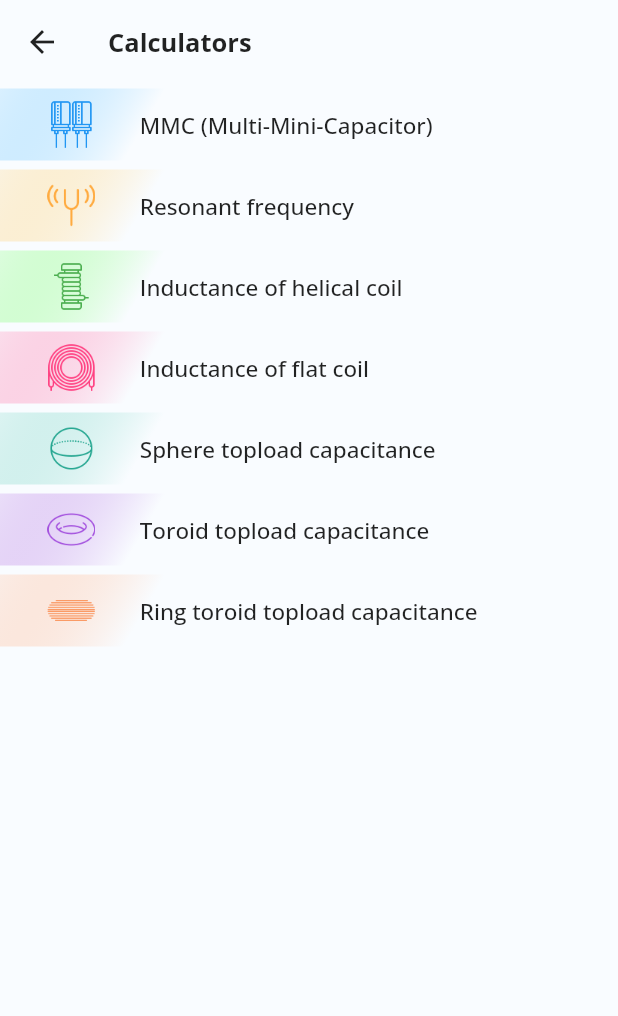
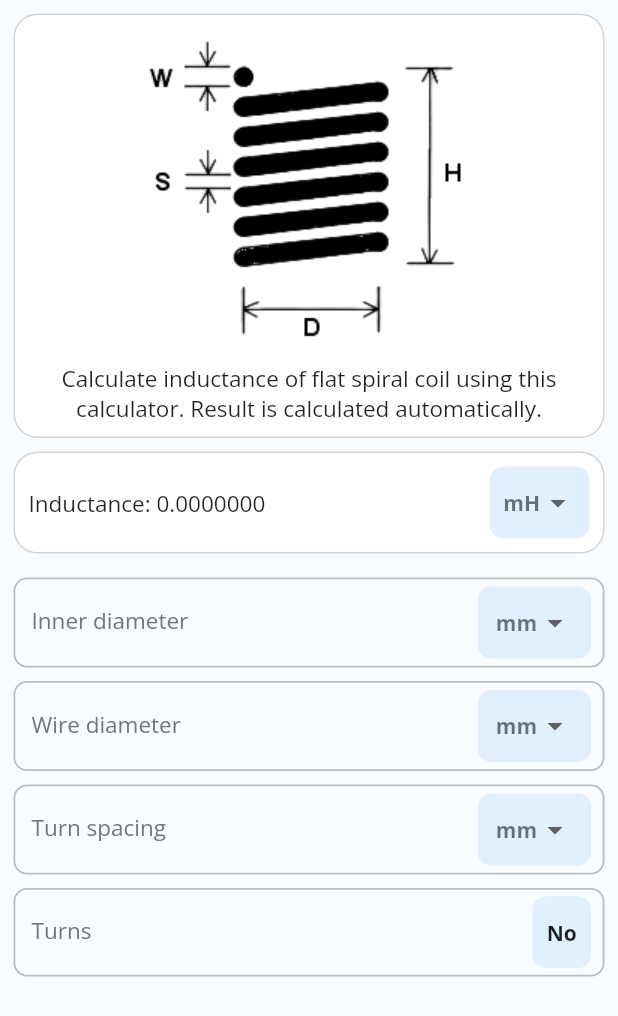
Before and after one commit to BojanDolic/Coiler, a Flutter app: the CalculatorsScreen screen opened by its route, after a tap on "Inductance of flat coil", on a phone screen of 412 x 824 dp. Shown: the top 1016 px of the screen. Run offline on Flutter 3.47's test engine with Material 2 defaults, Android fonts, the phone set to English and light mode, and no system bars; our stand-ins replace drift, floor; missing offline and left inert: drift_local_storage_inspector, storage_inspector; accounts and stored records are empty; generated files the repository leaves out were written again.

Commit message:
DEVELOP_1205_FLAT_PRIMARY
Implement flat spiral coil calculator in flat_coil_screen.dart
Implement function to calculate inductance of flat coil inside calculator.dart
Remove padding from input_field.dart
Theme update for dropdown_widget.dart

```diff
--- a/lib/calculator/calculator.dart
+++ b/lib/calculator/calculator.dart
@@ -54,8 +54,7 @@ class Calculator {
    *
    * Function returns inductance of the coil in microhenrys
    */
-  double calculateSpiralCoilInductance(int turns, double diameter,
-      double wireDiameter, double turnSpacing, Units units) {
+  double calculateSpiralCoilInductance(int turns, double diameter, double wireDiameter, double turnSpacing, Units units) {
     // If passed units are not in meters
     if (units != Units.DEFAULT) {
       diameter = converter.convertUnits(diameter, units, Units.DEFAULT);
@@ -64,14 +63,73 @@ class Calculator {
     }
 
     var radius = diameter / 2;
-    var radiusInches = radius / 25.4;
+    //var radiusInches = radius / 25.4;
 
     var coilHeight = turns * (turnSpacing + wireDiameter);
-    var coilHeightInches = coilHeight / 25.4;
+    //var coilHeightInches = coilHeight / 25.4;
 
-    var defaultInductance =
-        math.pow(radius * turns, 2) / (0.2286 * radius + 0.254 * coilHeight);
+    var defaultInductance = math.pow(radius * turns, 2) / (0.2286 * radius + 0.254 * coilHeight);
 
     return defaultInductance;
   }
+
+  /**
+   * Function used to calculate inductance of single-layer flat spiral round-wire coil
+   *
+   * [turns] turns of the coil
+   * [innerDiameter] inner diameter of the coil.
+   * [wireDiameter] diameter of the wire used for winding the coil.
+   * [turnSpacing] spacing between two adjacent turns of the wire.
+   *
+   * Function uses Harold A. Wheeler formula:
+   *
+   * **L = (R * N)^2 / (8 * R + 11 * W)** where:
+   * - L is the inductance in microhenrys
+   * - R is the average radius of the coil in inches
+   * - N is the number of turns the coil has.
+   * - W is the width of the coil measured in inches | ([turns] * ([wireDiameter] + [turnSpacing]))
+   *
+   *
+   * If values passed are not in meters, which is determined by parameter [units],
+   * then function converts all values to default value of meter
+   *
+   * Function returns inductance of the coil in henries
+   */
+
+  double calculateFlatCoilInductance(int turns, double innerDiameter, double wireDiameter, double turnSpacing, Units units) {
+    // If passed units are not in meters
+    if (units != Units.DEFAULT) {
+      innerDiameter = converter.convertToDefault(innerDiameter, units);
+      wireDiameter = converter.convertToDefault(wireDiameter, units);
+      turnSpacing = converter.convertToDefault(turnSpacing, units);
+    }
+
+    var wireDiameterInches = wireDiameter * 39.37;
+    var innerDiameterInches = innerDiameter * 39.37;
+    var turnSpacingInches = turnSpacing * 39.37;
+
+    var coilWidth = turns * (wireDiameterInches + turnSpacingInches);
+
+    var innerRadius = innerDiameterInches / 2;
+
+    var halfWidth = coilWidth / 2;
+
+    var radius = halfWidth + innerRadius;
+
+    var inductance = math.pow(radius * turns, 2) / (8 * radius + 11 * coilWidth);
+
+    // Convert to default because formula used above returns inductance in microhenries
+    return converter.convertToDefault(inductance, Units.MICRO);
+  }
+
+/*var coilWidth = turns * (wireDiameterInches + turnSpacingInches);
+
+    var innerRadius = innerDiameterInches / 2;
+    var avgRadius = innerRadius + coilWidth / 2;
+
+    var inductance = (math.pow(turns * avgRadius, 2)) / (30 * avgRadius - 11 * innerDiameterInches);
+
+    // Convert to default because formula used above returns inductance in microhenries
+    return converter.convertToDefault(inductance, Units.MICRO);*/
+
 }
--- a/lib/main.dart
+++ b/lib/main.dart
@@ -2,9 +2,11 @@ import 'package:coiler_app/arguments/HelicalCalculatorArgs.dart';
 import 'package:coiler_app/dao/DriftCoilDao.dart';
 import 'package:coiler_app/database/drift_coil_database.dart';
 import 'package:coiler_app/providers/CoilProvider.dart';
+import 'package:coiler_app/providers/FlatCoilProvider.dart';
 import 'package:coiler_app/providers/FrequencyProvider.dart';
 import 'package:coiler_app/providers/HelicalCalculatorProvider.dart';
 import 'package:coiler_app/screens/calculators/capacitor_screen.dart';
+import 'package:coiler_app/screens/calculators/flat_coil_screen.dart';
 import 'package:coiler_app/screens/calculators/helical_coil_screen.dart';
 import 'package:coiler_app/screens/calculators/resonant_freq_screen.dart';
 import 'package:coiler_app/screens/calculators_screen.dart';
@@ -99,6 +101,15 @@ class MyApp extends StatelessWidget {
               ),
             );
           });
+        } else if (settings.name == FlatCoilScreen.id) {
+          return MaterialPageRoute(
+            builder: (context) {
+              return ChangeNotifierProvider<FlatCoilProvider>(
+                create: (context) => FlatCoilProvider(),
+                child: FlatCoilScreen(),
+              );
+            },
+          );
         }
       },
     );
--- /dev/null
+++ b/lib/providers/FlatCoilProvider.dart
@@ -0,0 +1,122 @@
+import 'package:coiler_app/calculator/calculator.dart';
+import 'package:coiler_app/entities/Validation.dart';
+import 'package:coiler_app/util/constants.dart';
+import 'package:coiler_app/util/conversion.dart';
+import 'package:flutter/cupertino.dart';
+
+class FlatCoilProvider extends ChangeNotifier {
+  final converter = Converter();
+  final calculator = Calculator();
+
+  InputValidation _innerDiameter = InputValidation(value: null, error: null);
+  InputValidation _wireDiameter = InputValidation(value: null, error: null);
+  InputValidation _turnSpacing = InputValidation(value: null, error: null);
+  InputValidation _turns = InputValidation(value: null, error: null);
+
+  double _inductance = 0.0;
+
+  String get inductance => _inductance.toStringAsFixed(7);
+
+  InputValidation get innerDiameter => _innerDiameter;
+  InputValidation get wireDiameter => _wireDiameter;
+  InputValidation get turnSpacing => _turnSpacing;
+  InputValidation get turns => _turns;
+
+  Units _inductanceUnit = Units.MILI;
+  Units _innerDiameterUnit = Units.MILI;
+  Units _wireDiameterUnit = Units.MILI;
+  Units _turnSpacingUnit = Units.MILI;
+
+  Units get inductanceUnit => _inductanceUnit;
+  Units get innerDiameterUnit => _innerDiameterUnit;
+  Units get wireDiameterUnit => _wireDiameterUnit;
+  Units get wireSpacingUnit => _turnSpacingUnit;
+
+  void calculateInductance() {
+    if (!validate()) {
+      return;
+    }
+    _parseValues();
+    notifyListeners();
+  }
+
+  void _parseValues() {
+    double innerDiameter = converter.convertToDefault(_innerDiameter.value, _innerDiameterUnit);
+    double wireDiameter = converter.convertToDefault(_wireDiameter.value, _wireDiameterUnit);
+    double turnSpacing = converter.convertToDefault(_turnSpacing.value, _turnSpacingUnit);
+    int turns = _turns.value;
+
+    _calculateResult(innerDiameter, wireDiameter, turnSpacing, turns);
+  }
+
+  void _calculateResult(double innerDiameter, double wireDiameter, double turnSpacing, int turns) {
+    final value = calculator.calculateFlatCoilInductance(turns, innerDiameter, wireDiameter, turnSpacing, Units.DEFAULT);
+    _inductance = converter.convertUnits(value, Units.DEFAULT, _inductanceUnit);
+  }
+
+  void setInductanceUnit(Units unit) {
+    _inductanceUnit = unit;
+    notifyListeners();
+  }
+
+  void setInnerDiameterUnit(Units unit) {
+    _innerDiameterUnit = unit;
+    notifyListeners();
+  }
+
+  void setWireDiameterUnit(Units unit) {
+    _wireDiameterUnit = unit;
+    notifyListeners();
+  }
+
+  void setTurnSpacingUnit(Units unit) {
+    _turnSpacingUnit = unit;
+    notifyListeners();
+  }
+
+  void validateInnerDiameter(double? value) {
+    if (value != null && value > 0.0) {
+      _innerDiameter = InputValidation(value: value, error: null);
+    } else {
+      _innerDiameter = InputValidation(value: null, error: "Inner diameter value invalid!");
+    }
+    notifyListeners();
+  }
+
+  void validateWireDiameter(double? diameter) {
+    if (diameter != null && diameter > 0.0) {
+      _wireDiameter = InputValidation(value: diameter, error: null);
+    } else if (diameter == 0) {
+      _wireDiameter = InputValidation(value: null, error: "Wire diameter can't be 0");
+    } else {
+      _wireDiameter = InputValidation(value: null, error: "Invalid wire diameter value!");
+    }
+    notifyListeners();
+  }
+
+  void validateTurnSpacing(double? spacing) {
+    if (spacing != null && spacing >= 0.0) {
+      _turnSpacing = InputValidation(value: spacing, error: null);
+    } else if (spacing != null && spacing < 0) {
+      _turnSpacing = InputValidation(value: null, error: "Turn spacing can't be negative!");
+    } else {
+      _turnSpacing = InputValidation(value: null, error: "Invalid turn spacing value!");
+    }
+    notifyListeners();
+  }
+
+  void validateTurns(int? turns) {
+    if (turns != null && turns > 0) {
+      _turns = InputValidation(value: turns, error: null);
+    } else if (turns != null && turns == 0) {
+      _turns = InputValidation(value: null, error: "Coil can't have 0 turns");
+    } else {
+      _turns = InputValidation(value: null, error: "Invalid turns value!");
+    }
+    notifyListeners();
+  }
+
+  bool validate() {
+    return (_innerDiameter.error == null && _wireDiameter.error == null && _turnSpacing.error == null && _turns.error == null);
+  }
+}
--- /dev/null
+++ b/lib/screens/calculators/flat_coil_screen.dart
@@ -0,0 +1,191 @@
+import 'package:coiler_app/providers/FlatCoilProvider.dart';
+import 'package:coiler_app/util/constants.dart';
+import 'package:coiler_app/util/extensions/theme_extension.dart';
+import 'package:coiler_app/util/list_constants.dart';
+import 'package:coiler_app/widgets/border_container.dart';
+import 'package:coiler_app/widgets/dropdown_widget.dart';
+import 'package:coiler_app/widgets/input_field.dart';
+import 'package:coiler_app/widgets/input_field_dropdown.dart';
+import 'package:flutter/material.dart';
+import 'package:flutter/services.dart';
+import 'package:provider/provider.dart';
+
+class FlatCoilScreen extends StatefulWidget {
+  const FlatCoilScreen({Key? key}) : super(key: key);
+
+  static const String id = "flat_coil_screen";
+
+  @override
+  State<FlatCoilScreen> createState() => _FlatCoilScreenState();
+}
+
+class _FlatCoilScreenState extends State<FlatCoilScreen> {
+  TextEditingController innerDiameterTextController = TextEditingController();
+  TextEditingController wireDiameterTextController = TextEditingController();
+  TextEditingController turnSpacingTextController = TextEditingController();
+  TextEditingController turnsTextController = TextEditingController();
+
+  @override
+  Widget build(BuildContext context) {
+    final theme = Theme.of(context);
+    final provider = Provider.of<FlatCoilProvider>(context);
+    return Scaffold(
+      backgroundColor: theme.backgroundColor,
+      body: SafeArea(
+        child: SingleChildScrollView(
+          child: Padding(
+            padding: const EdgeInsets.all(9.0),
+            child: Form(
+              autovalidateMode: AutovalidateMode.onUserInteraction,
+              child: Column(
+                mainAxisSize: MainAxisSize.max,
+                children: [
+                  // TODO Add flat spiral coil image
+                  const CalculatorDescription(
+                    imagePath: "assets/helical_coil_transparent.png",
+                    description: "Calculate inductance of flat spiral coil using this calculator. Result is calculated automatically.",
+                  ),
+                  const SizedBox(
+                    height: 9,
+                  ),
+                  BorderContainer(
+                    child: Row(
+                      mainAxisAlignment: MainAxisAlignment.spaceBetween,
+                      children: [
+                        Flexible(
+                          child: Text(
+                            "Inductance: ${provider.inductance}",
+                            maxLines: 2,
+                            overflow: TextOverflow.ellipsis,
+                            style: theme.textTheme.displayMedium,
+                          ),
+                        ),
+                        DropDownMenu<Units>(
+                          value: provider.inductanceUnit,
+                          items: inductanceDropDownList,
+                          onSelect: (unit) {
+                            provider.setInductanceUnit(unit!);
+                            provider.calculateInductance();
+                          },
+                        ),
+                      ],
+                    ),
+                  ),
+                  const SizedBox(
+                    height: 16,
+                  ),
+                  InputFieldDropDown(
+                    controller: innerDiameterTextController,
+                    hintText: "Inner diameter of the coil",
+                    labelText: "Inner diameter",
+                    onTextChanged: (newText) {
+                      provider.validateInnerDiameter(double.tryParse(newText));
+                      provider.calculateInductance();
+                    },
+                    validator: (value) => null,
+                    errorText: provider.innerDiameter.error,
+                    dropDownValue: provider.innerDiameterUnit,
+                    onDropDownChanged: (value) {
+                      provider.setInnerDiameterUnit(value!);
+                      provider.calculateInductance();
+                    },
+                    dropDownList: lengthDropDownList,
+                  ),
+                  const SizedBox(
+                    height: 9,
+                  ),
+                  InputFieldDropDown(
+                    controller: wireDiameterTextController,
+                    hintText: "Wire diameter of the coil",
+                    labelText: "Wire diameter",
+                    onTextChanged: (newText) {
+                      provider.validateWireDiameter(double.tryParse(newText));
+                      provider.calculateInductance();
+                    },
+                    validator: (value) => null,
+                    errorText: provider.wireDiameter.error,
+                    dropDownValue: provider.wireDiameterUnit,
+                    onDropDownChanged: (value) {
+                      provider.setWireDiameterUnit(value!);
+                      provider.calculateInductance();
+                    },
+                    dropDownList: lengthDropDownList,
+                  ),
+                  const SizedBox(
+                    height: 9,
+                  ),
+                  InputFieldDropDown(
+                    controller: turnSpacingTextController,
+                    hintText: "Turn spacing of the coil",
+                    labelText: "Turn spacing",
+                    onTextChanged: (newText) {
+                      provider.validateTurnSpacing(double.tryParse(newText));
+                      provider.calculateInductance();
+                    },
+                    validator: (value) => null,
+                    errorText: provider.turnSpacing.error,
+                    dropDownValue: provider.wireSpacingUnit,
+                    onDropDownChanged: (value) {
+                      provider.setTurnSpacingUnit(value!);
+                      provider.calculateInductance();
+                    },
+                    dropDownList: lengthDropDownList,
+                  ),
+                  const SizedBox(
+                    height: 9,
+                  ),
+                  InputField(
+                    controller: turnsTextController,
+                    onTextChanged: (text) {
+                      provider.validateTurns(int.tryParse(text));
+                      provider.calculateInductance();
+                    },
+                    validator: (text) => null,
+                    hintText: "Enter number of turns",
+                    labelText: "Turns",
+                    errorText: provider.turns.error,
+                    unitText: "No",
+                    inputFormatter: [FilteringTextInputFormatter.digitsOnly],
+                  ),
+                ],
+              ),
+            ),
+          ),
+        ),
+      ),
+    );
+  }
+}
+
+class CalculatorDescription extends StatelessWidget {
+  const CalculatorDescription({
+    Key? key,
+    required this.imagePath,
+    required this.description,
+  }) : super(key: key);
+
+  final String imagePath;
+  final String description;
+
+  @override
+  Widget build(BuildContext context) {
+    final isDark = context.isDarkTheme();
+    final theme = Theme.of(context);
+
+    return BorderContainer(
+      child: Column(
+        children: [
+          Image.asset(
+            imagePath,
+            color: isDark ? Colors.grey.shade400 : Colors.black,
+          ), //"assets/helical_coil_transparent.png"
+          Text(
+            description,
+            textAlign: TextAlign.center,
+            style: theme.textTheme.displayMedium,
+          ),
+        ],
+      ),
+    );
+  }
+}
--- a/lib/screens/calculators_screen.dart
+++ b/lib/screens/calculators_screen.dart
@@ -1,4 +1,5 @@
 import 'package:coiler_app/screens/calculators/capacitor_screen.dart';
+import 'package:coiler_app/screens/calculators/flat_coil_screen.dart';
 import 'package:coiler_app/screens/calculators/helical_coil_screen.dart';
 import 'package:coiler_app/screens/calculators/resonant_freq_screen.dart';
 import 'package:coiler_app/util/color_constants.dart' as ColorUtil;
@@ -78,7 +79,7 @@ class CalculatorsScreen extends StatelessWidget {
                   height: 32,
                 ),
                 onTap: () {
-                  //TODO add navigation to flat coil calculation
+                  Navigator.pushNamed(context, FlatCoilScreen.id);
                 },
               ),
               CalculatorItem(
--- a/lib/util/conversion.dart
+++ b/lib/util/conversion.dart
@@ -34,6 +34,16 @@ class Converter {
       var multiplier = getCapMultiplier(from) / getCapMultiplier(to);
       double tempResult = value * multiplier;
       result = tempResult; //double.parse(tempResult.toStringAsFixed(7));
+    } catch (e) {
+      print(e);
+    }
+    return result;
+  }
+
+  double convertDefaultToInches(dynamic value) {
+    double result = 0.0;
+    try {
+      result = value * 39.37;
     } catch (e) {
       print(e);
     }
--- a/lib/widgets/dropdown_widget.dart
+++ b/lib/widgets/dropdown_widget.dart
@@ -1,13 +1,9 @@
-import 'package:coiler_app/util/constants.dart';
+import 'package:coiler_app/util/color_constants.dart' as ColorUtil;
+import 'package:coiler_app/util/extensions/theme_extension.dart';
 import 'package:flutter/material.dart';
 
 class DropDownMenu<T> extends StatelessWidget {
-  const DropDownMenu(
-      {Key? key,
-      required this.value,
-      required this.items,
-      required this.onSelect})
-      : super(key: key);
+  const DropDownMenu({Key? key, required this.value, required this.items, required this.onSelect}) : super(key: key);
 
   final List<DropdownMenuItem<T>> items;
   final T value;
@@ -15,17 +11,18 @@ class DropDownMenu<T> extends StatelessWidget {
 
   @override
   Widget build(BuildContext context) {
+    final theme = Theme.of(context);
     return Container(
       padding: const EdgeInsets.symmetric(
         horizontal: 9,
       ),
       decoration: BoxDecoration(
-        color: lightBlueColor,
+        color: context.isDarkTheme() ? Colors.grey.shade800 : ColorUtil.lightestBlue,
         borderRadius: BorderRadius.circular(9),
       ),
       child: DropdownButton<T>(
         borderRadius: BorderRadius.circular(9),
-        style: normalTextStyleOpenSans14,
+        style: theme.textTheme.displaySmall?.copyWith(fontWeight: FontWeight.bold),
         value: value,
         underline: Container(),
         items: items,
```
Also changed, not shown: lib/widgets/input_field.dart (+1 -6 lines), 1 other file.
